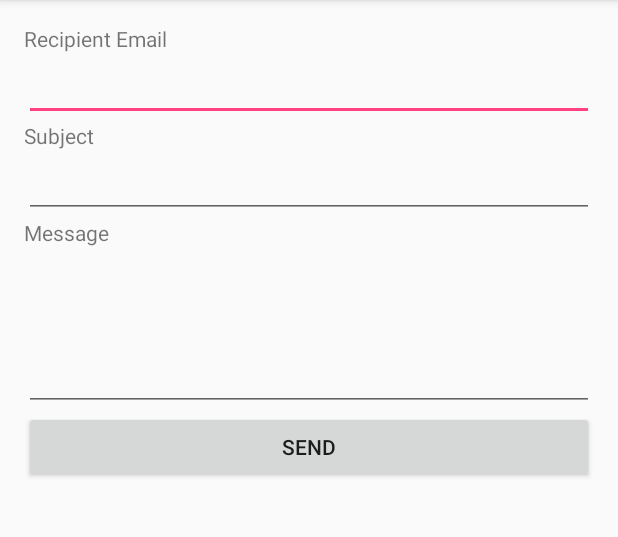
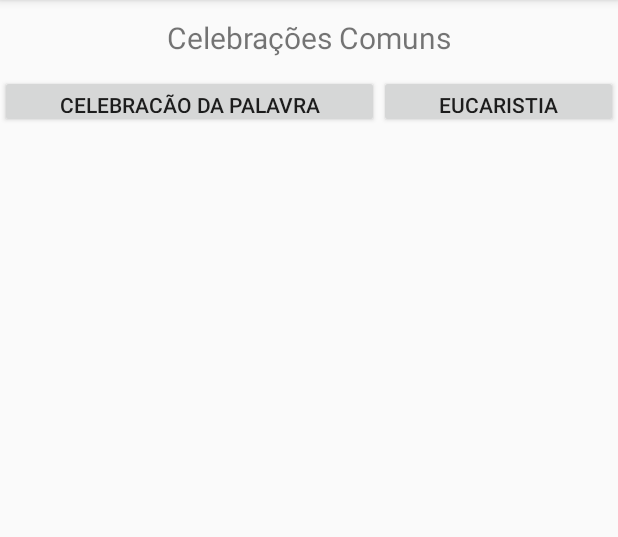
Before and after one commit to JoPeAlmeida/CelebracoesNeoCat, an Android app: the screen it shows after launch (MainActivity), on a phone screen of 412 x 824 dp, the part 84-621 px from its top. Run offline under Robolectric (Android 15) with nearby library versions, the phone set to English and light mode, and no system bars.

Commit message:
init Celebracoes App: ja tem page da celebracao da Palavra

```diff
--- a/CelebracoesNeoCat/app/build.gradle
+++ b/CelebracoesNeoCat/app/build.gradle
@@ -26,7 +26,4 @@ dependencies {
     })
     compile 'com.android.support:appcompat-v7:25.1.0'
     testCompile 'junit:junit:4.12'
-    compile files('libs/activation.jar')
-    compile files('libs/additionnal.jar')
-    compile files('libs/mail.jar')
 }
--- a/CelebracoesNeoCat/app/src/main/AndroidManifest.xml
+++ b/CelebracoesNeoCat/app/src/main/AndroidManifest.xml
@@ -1,7 +1,9 @@
 <?xml version="1.0" encoding="utf-8"?>
 <manifest xmlns:android="http://schemas.android.com/apk/res/android"
     package="almeida.joao.neocat.celebracoesneocat">
-    <uses-permission android:name="android.permission.INTERNET"/>
+
+    <uses-permission android:name="android.permission.INTERNET" />
+
     <application
         android:allowBackup="true"
         android:icon="@mipmap/ic_launcher"
@@ -15,6 +17,8 @@
                 <category android:name="android.intent.category.LAUNCHER" />
             </intent-filter>
         </activity>
+        <activity android:name=".CelebracaoPalavra" />
+        <activity android:name=".Eucaristia"></activity>
     </application>
 
 </manifest>
--- a/CelebracoesNeoCat/app/src/main/java/almeida/joao/neocat/celebracoesneocat/MainActivity.java
+++ b/CelebracoesNeoCat/app/src/main/java/almeida/joao/neocat/celebracoesneocat/MainActivity.java
@@ -1,53 +1,25 @@
 package almeida.joao.neocat.celebracoesneocat;
 
+import android.content.Intent;
+import android.support.v7.app.AppCompatActivity;
 import android.os.Bundle;
-import android.support.v7.app.AppCompatActivity;
 import android.view.View;
-import android.widget.Button;
-import android.widget.EditText;
 
-public class MainActivity extends AppCompatActivity implements View.OnClickListener {
-
-    //Declaring EditText
-    private EditText editTextEmail;
-    private EditText editTextSubject;
-    private EditText editTextMessage;
-
-    //Send button
-    private Button buttonSend;
+public class MainActivity extends AppCompatActivity {
 
     @Override
     protected void onCreate(Bundle savedInstanceState) {
         super.onCreate(savedInstanceState);
         setContentView(R.layout.activity_main);
-
-        //Initializing the views
-        editTextEmail = (EditText) findViewById(R.id.editTextEmail);
-        editTextSubject = (EditText) findViewById(R.id.editTextSubject);
-        editTextMessage = (EditText) findViewById(R.id.editTextMessage);
-
-        buttonSend = (Button) findViewById(R.id.buttonSend);
-
-        //Adding click listener
-        buttonSend.setOnClickListener(this);
     }
 
-
-    private void sendEmail() {
-        //Getting content for email
-        String email = editTextEmail.getText().toString().trim();
-        String subject = editTextSubject.getText().toString().trim();
-        String message = editTextMessage.getText().toString().trim();
-
-        //Creating SendMail object
-        SendMail sm = new SendMail(this, email, subject, message);
-
-        //Executing sendmail to send email
-        sm.execute();
+    protected void celbPalavra(View view) {
+        Intent intent = new Intent(this, CelebracaoPalavra.class);
+        startActivity(intent);
     }
 
-    @Override
-    public void onClick(View v) {
-        sendEmail();
+    protected void eucaristia(View view) {
+        Intent intent = new Intent(this, Eucaristia.class);
+        startActivity(intent);
     }
 }
--- /dev/null
+++ b/CelebracoesNeoCat/app/src/main/res/drawable/border.xml
@@ -0,0 +1,6 @@
+<?xml version="1.0" encoding="utf-8"?>
+<shape
+    xmlns:android="http://schemas.android.com/apk/res/android"
+    android:shape="rectangle">
+    <stroke android:width="1dp" android:color="#000000" />
+</shape>
--- /dev/null
+++ b/CelebracoesNeoCat/app/src/main/res/drawable/inside_border.xml
@@ -0,0 +1,6 @@
+<?xml version="1.0" encoding="utf-8"?>
+<shape
+    xmlns:android="http://schemas.android.com/apk/res/android"
+    android:shape="rectangle">
+    <stroke android:width="2dp" android:color="#000000" />
+</shape>
--- a/CelebracoesNeoCat/app/src/main/res/layout/activity_main.xml
+++ b/CelebracoesNeoCat/app/src/main/res/layout/activity_main.xml
@@ -1,40 +1,39 @@
 <?xml version="1.0" encoding="utf-8"?>
-<LinearLayout xmlns:android="http://schemas.android.com/apk/res/android"
-    android:orientation="vertical"
-    xmlns:tools="http://schemas.android.com/tools" android:layout_width="match_parent"
-    android:layout_height="match_parent" android:paddingLeft="@dimen/activity_horizontal_margin"
-    android:paddingRight="@dimen/activity_horizontal_margin"
-    android:paddingTop="@dimen/activity_vertical_margin"
-    android:paddingBottom="@dimen/activity_vertical_margin" tools:context=".MainActivity">
+<TableLayout xmlns:android="http://schemas.android.com/apk/res/android"
+    xmlns:tools="http://schemas.android.com/tools"
+    android:id="@+id/activity_main"
+    android:layout_width="fill_parent"
+    android:layout_height="fill_parent"
+    android:weightSum="2"
+    tools:context="almeida.joao.neocat.celebracoesneocat.MainActivity">
 
-    <TextView
-        android:text="Recipient Email"
-        android:layout_width="wrap_content"
-        android:layout_height="wrap_content" />
-    <EditText
+    <TableRow
         android:layout_width="match_parent"
-        android:layout_height="wrap_content"
-        android:id="@+id/editTextEmail" />
-    <TextView
-        android:text="Subject"
-        android:layout_width="wrap_content"
-        android:layout_height="wrap_content" />
-    <EditText
+        android:layout_height="wrap_content">
+        <TextView
+            android:id="@+id/titleMain"
+            android:layout_weight="2"
+            android:layout_height="50dp"
+            android:gravity="center"
+            android:text="Celebrações Comuns"
+            android:textSize="20dp"/>
+    </TableRow>
+    <TableRow
         android:layout_width="match_parent"
-        android:layout_height="wrap_content"
-        android:id="@+id/editTextSubject" />
-    <TextView
-        android:text="Message"
-        android:layout_width="wrap_content"
-        android:layout_height="wrap_content" />
-    <EditText
-        android:lines="4"
-        android:layout_width="match_parent"
-        android:layout_height="wrap_content"
-        android:id="@+id/editTextMessage" />
-    <Button
-        android:layout_width="match_parent"
-        android:layout_height="wrap_content"
-        android:id="@+id/buttonSend"
-        android:text="Send"/>
-</LinearLayout>
+        android:layout_height="wrap_content">
+        <Button
+            android:id="@+id/celbPalavra"
+            android:layout_weight="1"
+            android:layout_height="35dp"
+            android:gravity="center"
+            android:text="Celebração da Palavra"
+            android:onClick="celbPalavra"/>
+        <Button
+            android:id="@+id/eucaristia"
+            android:layout_weight="1"
+            android:layout_height="35dp"
+            android:gravity="center"
+            android:text="Eucaristia"
+            android:onClick="eucaristia"/>
+    </TableRow>
+</TableLayout>
```
Also changed, not shown: CelebracoesNeoCat/app/src/main/java/almeida/joao/neocat/celebracoesneocat/CelebracaoPalavra.java (added, +35 -0 lines), CelebracoesNeoCat/app/src/main/java/almeida/joao/neocat/celebracoesneocat/Config.java (deleted, +0 -10 lines), CelebracoesNeoCat/app/src/main/java/almeida/joao/neocat/celebracoesneocat/Eucaristia.java (added, +13 -0 lines), CelebracoesNeoCat/app/src/main/java/almeida/joao/neocat/celebracoesneocat/SendMail.java (deleted, +0 -108 lines), CelebracoesNeoCat/app/src/main/res/layout/activity_celebracao_palavra.xml (added, +367 -0 lines), CelebracoesNeoCat/app/src/main/res/layout/activity_eucaristia.xml (added, +13 -0 lines).
